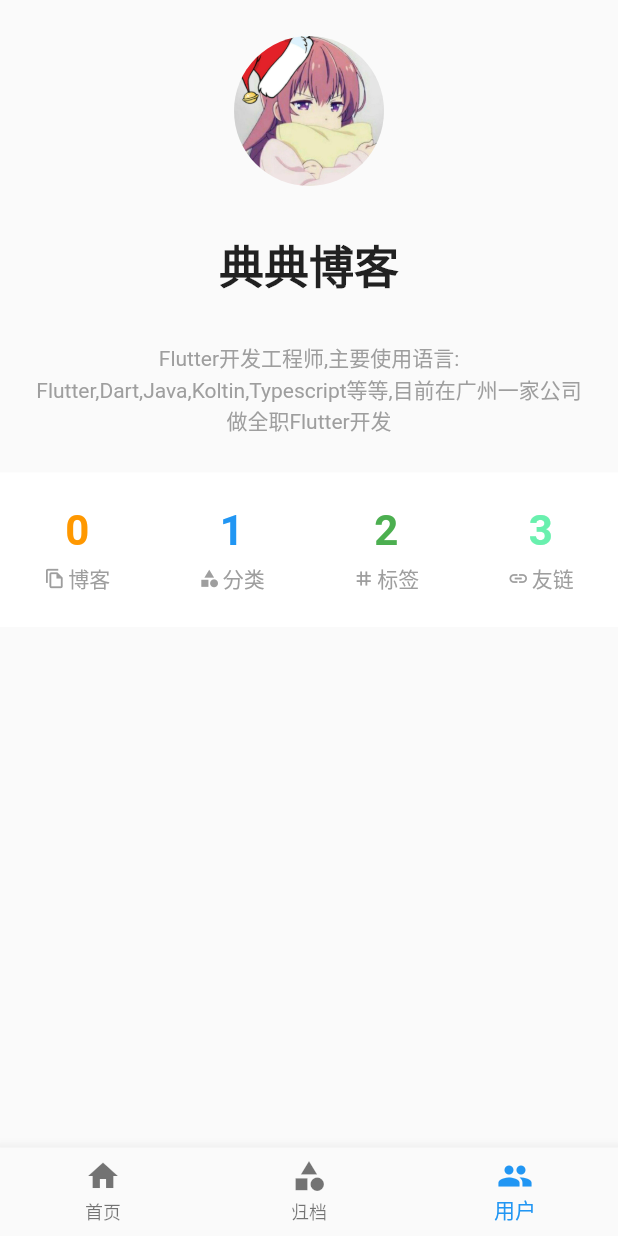
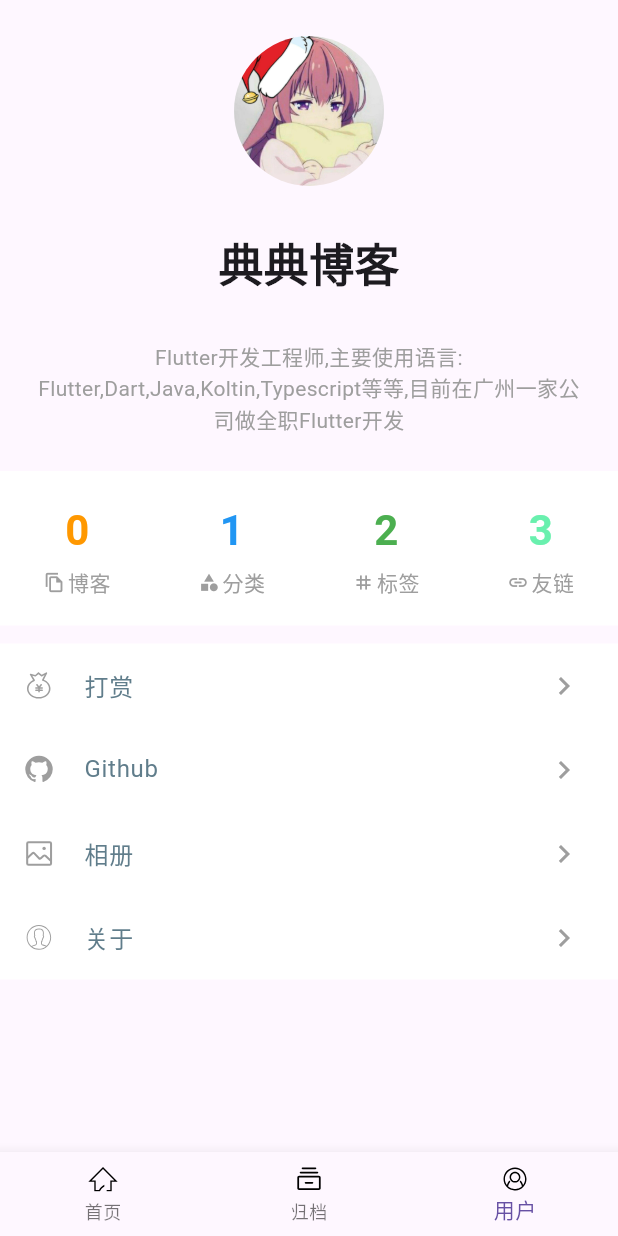
Before and after one commit to mdddj/dd_blog_flutter_v2, a Flutter app: the screen it shows after launch, item 3 of the bottom bar chosen, on a phone screen of 412 x 824 dp. Run offline on Flutter 3.47's test engine with Material 2 defaults, Android fonts, the phone set to English and light mode, and no system bars; our stand-ins replace equatable, flutter_easyrefresh, flutter_smart_dialog, flutter_svg, hooks_riverpod, logger; missing offline and left inert: dd_check_plugin, dd_js_util, markdown_widget.

```diff
--- a/lib/config/config.dart
+++ b/lib/config/config.dart
@@ -1,4 +1,12 @@
 
 
 
+import 'package:dd_js_util/api/base.dart';
+import 'package:logger/logger.dart';
+
 const kDefaultPadding = 12.0;
+
+@Doc(message: '日志打印')
+void myPrint(dynamic msg){
+  Logger().d(msg);
+}
--- a/lib/home.dart
+++ b/lib/home.dart
@@ -1,6 +1,7 @@
 import 'package:dd_blog_flutter/page/category.dart';
 import 'package:dd_blog_flutter/page/user.dart';
 import 'package:flutter/material.dart';
+import 'package:flutter_svg/svg.dart';
 import 'package:hooks_riverpod/hooks_riverpod.dart';
 
 import 'page/index.dart';
@@ -22,9 +23,9 @@ class Home extends ConsumerWidget {
       ),
       bottomNavigationBar: BottomNavigationBar(
         items: const [
-          BottomNavigationBarItem(icon: Icon(Icons.home), label: "首页"),
-          BottomNavigationBarItem(icon: Icon(Icons.category), label: "归档"),
-          BottomNavigationBarItem(icon: Icon(Icons.people), label: "用户")
+          BottomNavigationBarItem(icon: NavSvg(svgName: 'home.svg',), label: "首页"),
+          BottomNavigationBarItem(icon:  NavSvg(svgName: 'cate.svg',), label: "归档"),
+          BottomNavigationBarItem(icon:  NavSvg(svgName: 'me.svg',), label: "用户")
         ],
         onTap: (int i) {
           ref.read(homeCurrentProvider.notifier).state = i;
@@ -34,3 +35,14 @@ class Home extends ConsumerWidget {
     );
   }
 }
+
+
+class NavSvg extends StatelessWidget {
+  final String svgName;
+  const NavSvg({Key? key,required this.svgName}) : super(key: key);
+
+  @override
+  Widget build(BuildContext context) {
+    return SvgPicture.asset('assets/svgs/$svgName',width: 20,height: 20,);
+  }
+}
--- a/lib/main.dart
+++ b/lib/main.dart
@@ -19,10 +19,11 @@ class MyApp extends StatelessWidget {
   @override
   Widget build(BuildContext context) {
     return MaterialApp(
-      title: 'Flutter Demo',
+      title: '典典博客',
       debugShowCheckedModeBanner: false,
       theme: ThemeData(
         primarySwatch: Colors.blue,
+        useMaterial3: true
       ),
       home: const Home(),
       builder: FlutterSmartDialog.init(),
--- a/lib/model/index.dart
+++ b/lib/model/index.dart
@@ -1,5 +1,4 @@
 import 'package:dd_blog_flutter/api.dart';
-import 'package:dd_js_util/api/base.dart';
 import 'package:equatable/equatable.dart';
 import 'package:hooks_riverpod/hooks_riverpod.dart';
 
@@ -26,7 +25,6 @@ class IndexModelProvider extends StateNotifier<IndexState> {
 
 class IndexState with EquatableMixin {
   List<PostData> postData = [];
-
   IndexState({required this.postData});
 
   IndexState copyWith({List<PostData>? postData}) => IndexState(postData: postData ?? []);
--- a/lib/page/user.dart
+++ b/lib/page/user.dart
@@ -1,6 +1,7 @@
 import 'package:dd_blog_flutter/config/config.dart';
 import 'package:dd_blog_flutter/widget/avatar.dart';
 import 'package:flutter/material.dart';
+import 'package:flutter_svg/svg.dart';
 import 'package:hooks_riverpod/hooks_riverpod.dart';
 
 
@@ -37,7 +38,9 @@ class UserPage extends ConsumerWidget {
 
 
               //统计信息
-              StatisticsComponent()
+              const StatisticsComponent(),
+              _renderMenus()
+
             ],
           ),
         ),
@@ -45,6 +48,32 @@ class UserPage extends ConsumerWidget {
     );
   }
 
+
+  Widget _renderMenus(){
+    return Container(
+      margin: const EdgeInsets.only(top: 12),
+      decoration: const BoxDecoration(
+        color: Colors.white
+      ),
+      child: Column(
+        children: [
+          _renderMenuItem('ds.svg', '打赏'),
+          _renderMenuItem('github.svg', 'Github'),
+          _renderMenuItem('photo.svg', '相册'),
+          _renderMenuItem('about.svg', '关于')
+        ],
+      ),
+    );
+  }
+
+  ///渲染菜单item
+  Widget _renderMenuItem(String svgName,String title,{VoidCallback? onTap}){
+    return ListTile(
+      leading: SvgPicture.asset('assets/svgs/$svgName',width: 20,height: 20,color: Colors.grey,),
+      title: Text(title,style: const TextStyle(color: Colors.blueGrey),),
+      trailing: const Icon(Icons.chevron_right,color: Colors.grey),
+    );
+  }
 }
 
 
@@ -77,10 +106,12 @@ class StatisticsComponent extends ConsumerWidget {
         children: [
           Icon(iconData,size: 14,color: Colors.grey,),
           const SizedBox(width: 2,),
-          Text(title,style: TextStyle(color: Colors.grey),),
+          Text(title,style: const TextStyle(color: Colors.grey),),
         ],
       )
     ],);
   }
 
+
+
 }
```
Also changed, not shown: lib/api.dart (+31 -12 lines), lib/components/post_list.dart (added, +148 -0 lines), lib/config/design.dart (added, +15 -0 lines), lib/page/category.dart (+69 -29 lines), lib/page/detail.dart (added, +35 -0 lines), lib/widget/post.dart (+8 -8 lines), pubspec.yaml (+10 -63 lines), assets/svgs/about.svg (added), assets/svgs/cate.svg (added), assets/svgs/ds.svg (added), assets/svgs/github.svg (added), assets/svgs/home.svg (added), assets/svgs/me.svg (added), assets/svgs/photo.svg (added), 1 more files, 3 other files.
